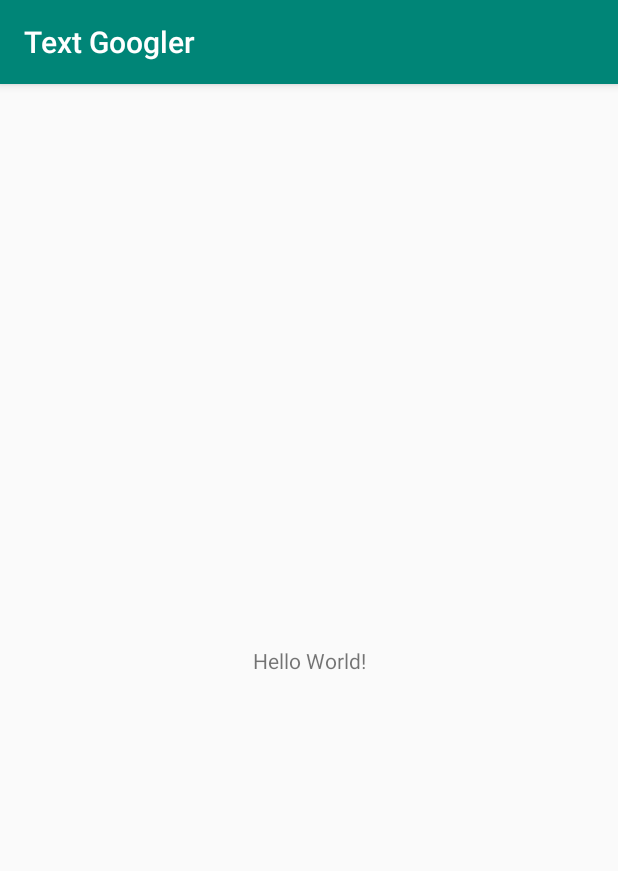
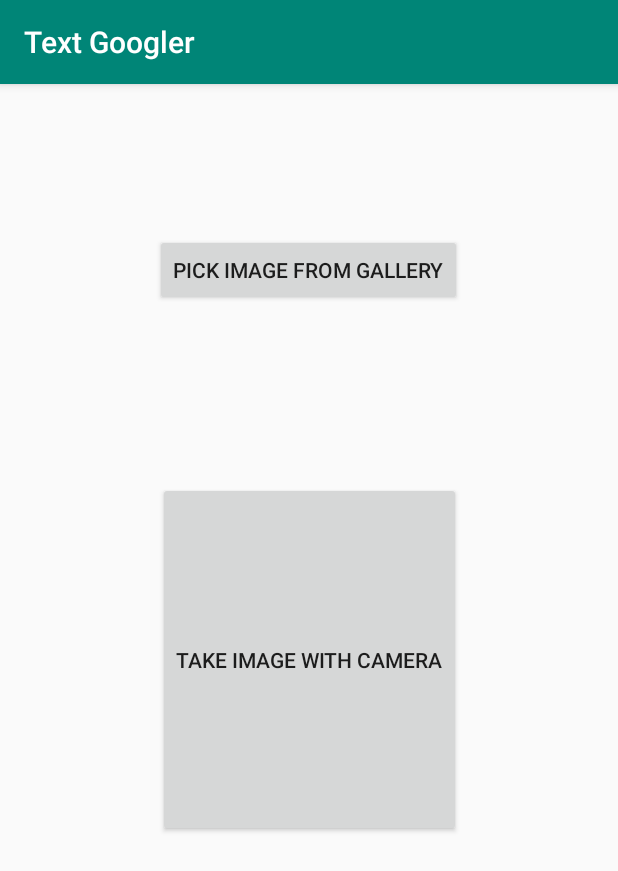
Before and after one commit to wdjpng/TextGoogler, an Android app: the screen it shows after launch (MainActivity), on a phone screen of 412 x 824 dp. Shown: the top 871 px of the screen. Run offline under Robolectric (Android 15) with nearby library versions, the phone set to English and light mode, and no system bars.

Commit message:
added feature to take pictures or select them from the gallery

```diff
--- a/app/build.gradle
+++ b/app/build.gradle
@@ -22,7 +22,8 @@ dependencies {
     implementation fileTree(dir: 'libs', include: ['*.jar'])
     implementation 'com.android.support:appcompat-v7:28.0.0'
     implementation 'com.android.support.constraint:constraint-layout:1.1.3'
-    implementation 'com.google.firebase:firebase-core:16.0.1'
+    implementation 'com.google.firebase:firebase-core:16.0.4'
+    implementation 'com.google.firebase:firebase-ml-vision:17.0.1'
     testImplementation 'junit:junit:4.12'
     androidTestImplementation 'com.android.support.test:runner:1.0.2'
     androidTestImplementation 'com.android.support.test.espresso:espresso-core:3.0.2'
--- a/app/src/main/java/com/wdjpng/textgoogler/MainActivity.java
+++ b/app/src/main/java/com/wdjpng/textgoogler/MainActivity.java
@@ -1,13 +1,103 @@
 package com.wdjpng.textgoogler;
 
+import android.content.Intent;
+import android.graphics.Bitmap;
+import android.net.Uri;
+import android.provider.MediaStore;
 import android.support.v7.app.AppCompatActivity;
 import android.os.Bundle;
+import android.view.View;
+import android.widget.Button;
+
+import java.io.IOException;
 
 public class MainActivity extends AppCompatActivity {
+
+    static private final int REQUEST_IMAGE_CAPTURE = 1;
+    static private final int REQUEST_IMAGE_PICK = 2;
+
+    private Button selectImageButton;
+    private Button takeImageButton;
+
+    private Bitmap imageBitmap;
 
     @Override
     protected void onCreate(Bundle savedInstanceState) {
         super.onCreate(savedInstanceState);
         setContentView(R.layout.activity_main);
+
+        defineWidgets();
+        defineOnClickListeners();
+
+    }
+
+    private void defineWidgets() {
+        selectImageButton = this.findViewById(R.id.selectImageButton);
+        takeImageButton = this.findViewById(R.id.takeImageButton);
+    }
+
+    private void defineOnClickListeners() {
+        selectImageButton.setOnClickListener(new View.OnClickListener() {
+            @Override
+            public void onClick(View v) {
+                dispatchSelectPictureIntent();
+            }
+        });
+
+        takeImageButton.setOnClickListener(new View.OnClickListener() {
+            @Override
+            public void onClick(View v) {
+                dispatchTakePictureIntent();
+            }
+        });
+    }
+
+    @Override
+    protected void onActivityResult(int requestCode, int resultCode, Intent data) {
+
+        try {
+
+            if (requestCode == REQUEST_IMAGE_CAPTURE && resultCode == RESULT_OK) {
+                Bundle extras = data.getExtras();
+                imageBitmap = (Bitmap) extras.get("data");
+
+            }
+
+            else if (requestCode == REQUEST_IMAGE_PICK && resultCode == RESULT_OK && data != null && data.getData() != null) {
+
+                Uri uri = data.getData();
+
+                imageBitmap = MediaStore.Images.Media.getBitmap(getContentResolver(), uri);
+
+            }
+
+
+        }
+
+        catch (IOException | NullPointerException e ) {
+            e.printStackTrace();
+        }
+
+    }
+
+    private void dispatchTakePictureIntent() {
+        Intent takePictureIntent = new Intent(MediaStore.ACTION_IMAGE_CAPTURE);
+        if (takePictureIntent.resolveActivity(getPackageManager()) != null) {
+            startActivityForResult(takePictureIntent, REQUEST_IMAGE_CAPTURE);
+        }
+    }
+
+
+    private void dispatchSelectPictureIntent() {
+        Intent getIntent = new Intent(Intent.ACTION_GET_CONTENT);
+        getIntent.setType("image/*");
+
+        Intent pickIntent = new Intent(Intent.ACTION_PICK);
+        pickIntent.setType("image/*");
+
+        Intent chooserIntent = Intent.createChooser(getIntent, getString(R.string.selectImage));
+        chooserIntent.putExtra(Intent.EXTRA_INITIAL_INTENTS, new Intent[]{pickIntent});
+
+        startActivityForResult(chooserIntent, REQUEST_IMAGE_PICK);
     }
 }
--- a/app/src/main/res/layout/activity_main.xml
+++ b/app/src/main/res/layout/activity_main.xml
@@ -6,13 +6,28 @@
     android:layout_height="match_parent"
     tools:context=".MainActivity">
 
-    <TextView
+    <Button
+        android:id="@+id/selectImageButton"
         android:layout_width="wrap_content"
         android:layout_height="wrap_content"
-        android:text="Hello World!"
-        app:layout_constraintBottom_toBottomOf="parent"
-        app:layout_constraintLeft_toLeftOf="parent"
-        app:layout_constraintRight_toRightOf="parent"
+        android:layout_marginTop="100dp"
+        android:layout_marginBottom="117dp"
+        android:text="@string/buttontext_select_from_galary"
+        app:layout_constraintBottom_toTopOf="@+id/takeImageButton"
+        app:layout_constraintEnd_toEndOf="parent"
+        app:layout_constraintHorizontal_bias="0.497"
+        app:layout_constraintStart_toStartOf="parent"
         app:layout_constraintTop_toTopOf="parent" />
 
+    <Button
+        android:id="@+id/takeImageButton"
+        android:layout_width="202dp"
+        android:layout_height="0dp"
+        android:layout_marginBottom="266dp"
+        android:text="@string/buttontext_take_with_camera"
+        app:layout_constraintBottom_toBottomOf="parent"
+        app:layout_constraintEnd_toEndOf="parent"
+        app:layout_constraintStart_toStartOf="parent"
+        app:layout_constraintTop_toBottomOf="@+id/selectImageButton"
+        app:layout_constraintVertical_bias="0.499" />
 </android.support.constraint.ConstraintLayout>
--- a/app/src/main/res/values/strings.xml
+++ b/app/src/main/res/values/strings.xml
@@ -1,3 +1,6 @@
 <resources>
     <string name="app_name">Text Googler</string>
+    <string name="buttontext_take_with_camera">Take image with camera</string>
+    <string name="buttontext_select_from_galary">Pick Image From Gallery</string>
+    <string name="selectImage">Select Image</string>
 </resources>
--- a/build.gradle
+++ b/build.gradle
@@ -8,7 +8,7 @@ buildscript {
     }
     dependencies {
         classpath 'com.android.tools.build:gradle:3.2.0'
-        classpath 'com.google.gms:google-services:4.0.1'
+        classpath 'com.google.gms:google-services:4.1.0'
 
         // NOTE: Do not place your application dependencies here; they belong
         // in the individual module build.gradle files
@@ -19,6 +19,7 @@ allprojects {
     repositories {
         google()
         jcenter()
+        google() // Google's Maven repository
     }
 }
 
```
Also changed, not shown: app/src/main/AndroidManifest.xml (+13 -0 lines).
